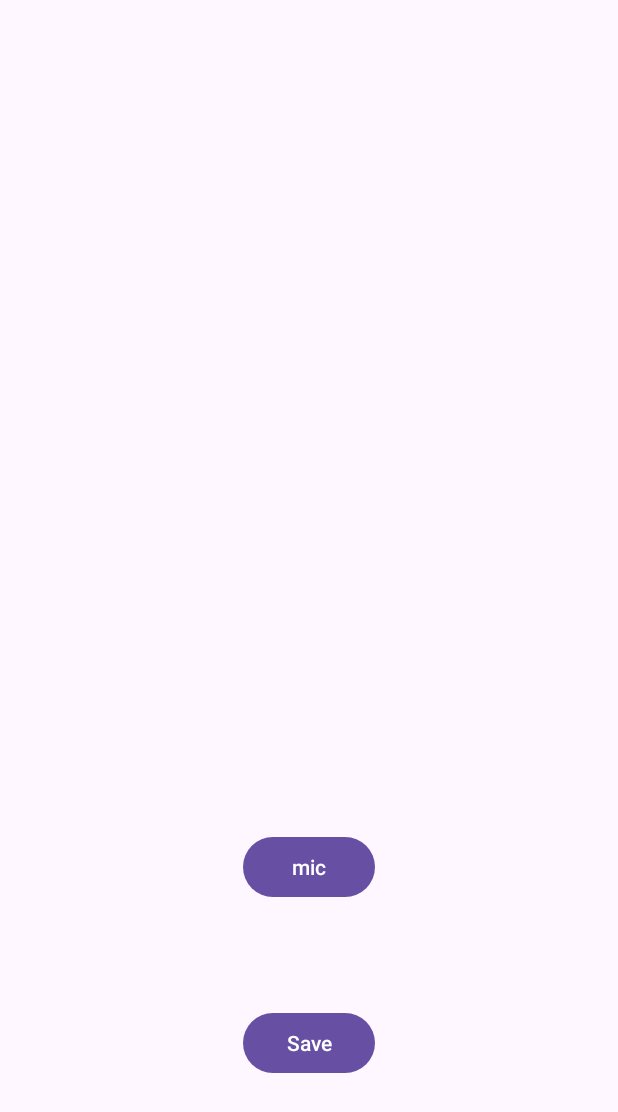
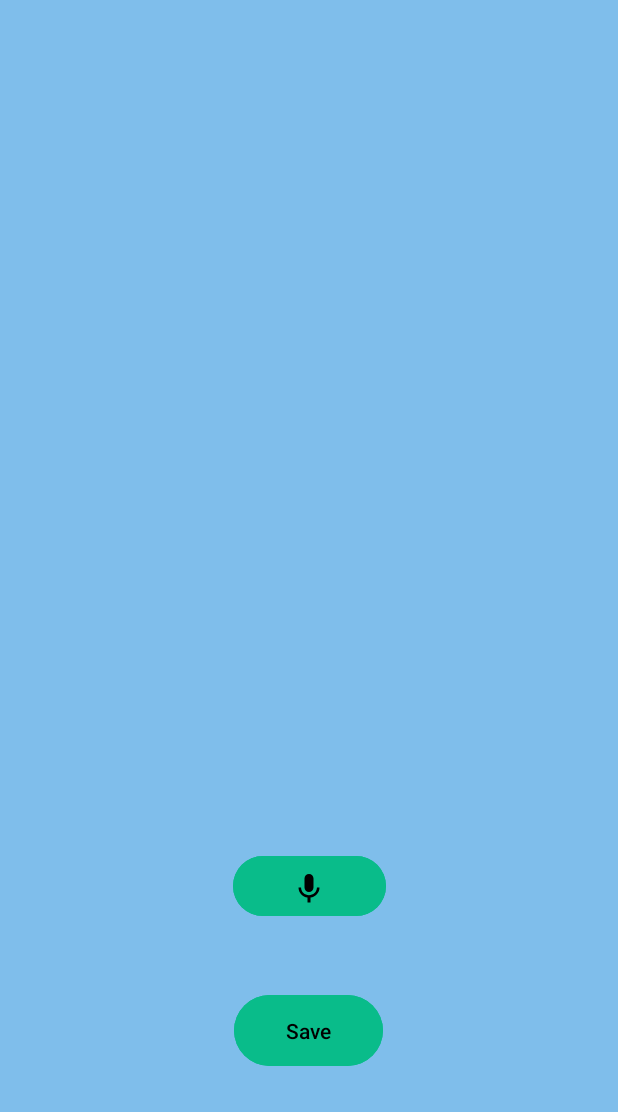
Before and after one commit to julibecaj/NotesApp, an Android app: the fragment VoiceInputActivity shown on its own in the app's theme, on a phone screen of 412 x 824 dp. Shown: the top 1112 px of the screen. Run offline under Robolectric (Android 15) with nearby library versions, the phone set to English and light mode, and no system bars.

Commit message:
notes app beginning

```diff
--- a/app/src/main/res/layout/voice_input_activity.xml
+++ b/app/src/main/res/layout/voice_input_activity.xml
@@ -3,12 +3,14 @@
     xmlns:app="http://schemas.android.com/apk/res-auto"
     xmlns:tools="http://schemas.android.com/tools"
     android:layout_width="match_parent"
+    android:background="@color/bojqielli"
     android:layout_height="match_parent">
 
     <FrameLayout
         android:id="@+id/frameLayout"
         android:layout_width="407dp"
         android:layout_height="463dp"
+        android:backgroundTint="@color/black"
         app:layout_constraintBottom_toBottomOf="parent"
         app:layout_constraintEnd_toEndOf="parent"
         app:layout_constraintStart_toStartOf="parent"
@@ -18,26 +20,28 @@
     </FrameLayout>
 
     <Button
-        android:id="@+id/button"
-        android:layout_width="wrap_content"
-        android:layout_height="wrap_content"
+        android:id="@+id/saveButton"
+        android:layout_width="99dp"
+        android:layout_height="55dp"
+        android:backgroundTint="@color/mint"
         android:text="Save"
+        android:textColor="@color/black"
         app:layout_constraintBottom_toBottomOf="parent"
         app:layout_constraintEnd_toEndOf="parent"
-        app:layout_constraintHorizontal_bias="0.501"
+        app:layout_constraintHorizontal_bias="0.498"
         app:layout_constraintStart_toStartOf="parent"
-        app:layout_constraintTop_toBottomOf="@+id/button2"
-        app:layout_constraintVertical_bias="0.398" />
+        app:layout_constraintTop_toBottomOf="@+id/micButton"
+        app:layout_constraintVertical_bias="0.291" />
 
     <Button
-        android:id="@+id/button2"
-        android:layout_width="wrap_content"
-        android:layout_height="wrap_content"
-        android:text="mic"
+        android:id="@+id/micButton"
+        android:layout_width="102dp"
+        android:layout_height="48dp"
+        android:backgroundTint="@color/mint"
+        android:drawableBottom="@drawable/baseline_mic_24"
         app:layout_constraintBottom_toBottomOf="parent"
         app:layout_constraintEnd_toEndOf="parent"
-        app:layout_constraintHorizontal_bias="0.501"
         app:layout_constraintStart_toStartOf="parent"
         app:layout_constraintTop_toBottomOf="@+id/frameLayout"
-        app:layout_constraintVertical_bias="0.29" />
+        app:layout_constraintVertical_bias="0.331" />
 </androidx.constraintlayout.widget.ConstraintLayout>
```
